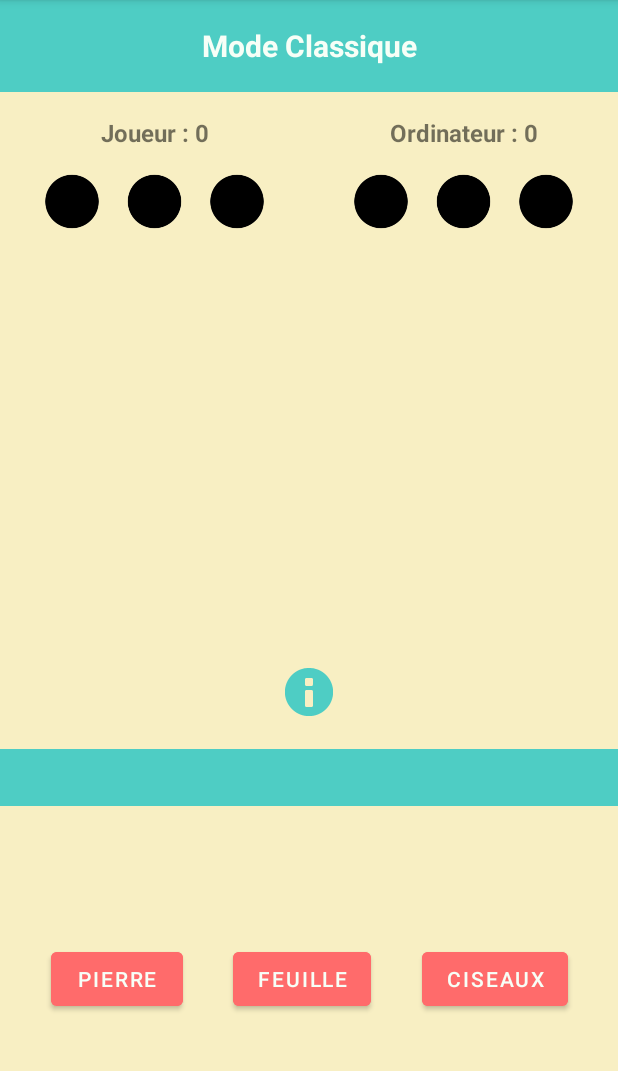
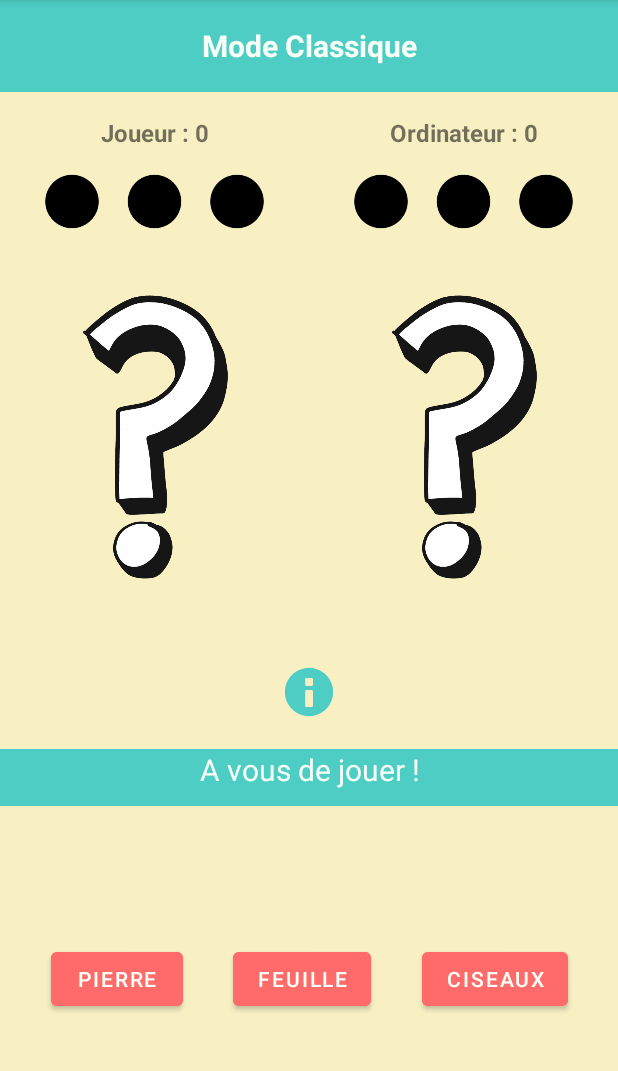
Before and after one commit to PetitGourou1999/PierrePapierCiseaux, an Android app: the ActivityGameClassicButtons screen opened directly, with no data from a screen before it, on a phone screen of 412 x 824 dp, the part 84-1155 px from its top. Run offline under Robolectric (Android 15) with nearby library versions, the light colour scheme and no system bars; our stand-ins replace Firebase (no records; nobody signed in at launch, a user with empty details on screens opened directly).

Commit message:
Added first start pictures and text to all game modes

```diff
--- a/app/src/main/res/layout/game_classic_buttons.xml
+++ b/app/src/main/res/layout/game_classic_buttons.xml
@@ -122,7 +122,8 @@
         app:layout_constraintBottom_toTopOf="@+id/guideline20"
         app:layout_constraintEnd_toStartOf="@+id/guideline13"
         app:layout_constraintStart_toStartOf="@+id/guideline22"
-        app:layout_constraintTop_toTopOf="@+id/guideline6" />
+        app:layout_constraintTop_toTopOf="@+id/guideline6"
+        app:srcCompat="@drawable/question_mark" />
 
     <ImageView
         android:id="@+id/imageViewBotChoiceClassic"
@@ -131,7 +132,8 @@
         app:layout_constraintBottom_toTopOf="@+id/guideline20"
         app:layout_constraintEnd_toStartOf="@+id/guideline24"
         app:layout_constraintStart_toStartOf="@+id/guideline14"
-        app:layout_constraintTop_toTopOf="@+id/guideline6" />
+        app:layout_constraintTop_toTopOf="@+id/guideline6"
+        app:srcCompat="@drawable/question_mark" />
 
     <androidx.constraintlayout.widget.Guideline
         android:id="@+id/guideline20"
@@ -159,6 +161,7 @@
         android:layout_width="0dp"
         android:layout_height="0dp"
         android:background="@color/turquoise"
+        android:text="@string/startResultText"
         android:textAlignment="center"
         android:textColor="@color/cream"
         android:textSize="20sp"
--- a/app/src/main/res/values/strings.xml
+++ b/app/src/main/res/values/strings.xml
@@ -85,10 +85,13 @@
     <string name="resultVictory">Victoire !</string>
     <string name="resultDefeat">Défaite !</string>
     <string name="resultRound">Résultat de la manche :</string>
+    <string name="startResultText">A vous de jouer !</string>
 
     <string name="generalScore">Score total : </string>
     <string name="botScore">Ordinateur : </string>
     <string name="humanScore">Joueur : </string>
 
 
+
+
 </resources>
```
Also changed, not shown: app/src/main/res/layout/game_variant_4_buttons.xml (+5 -2 lines), app/src/main/res/layout/game_variant_7_buttons.xml (+5 -2 lines), app/src/main/res/drawable/question_mark.png (added).
